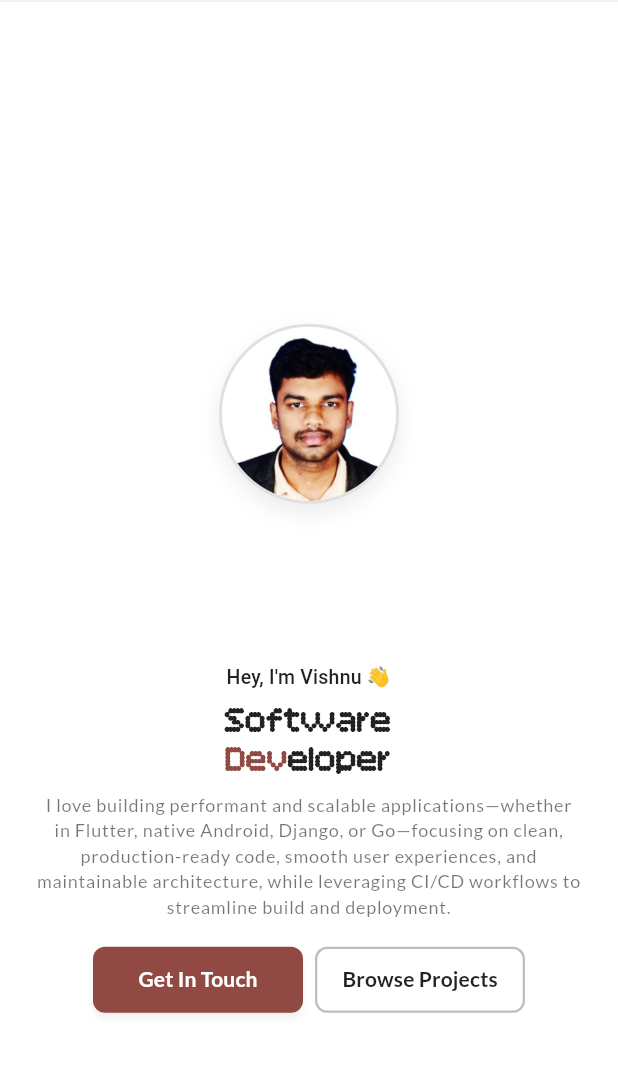
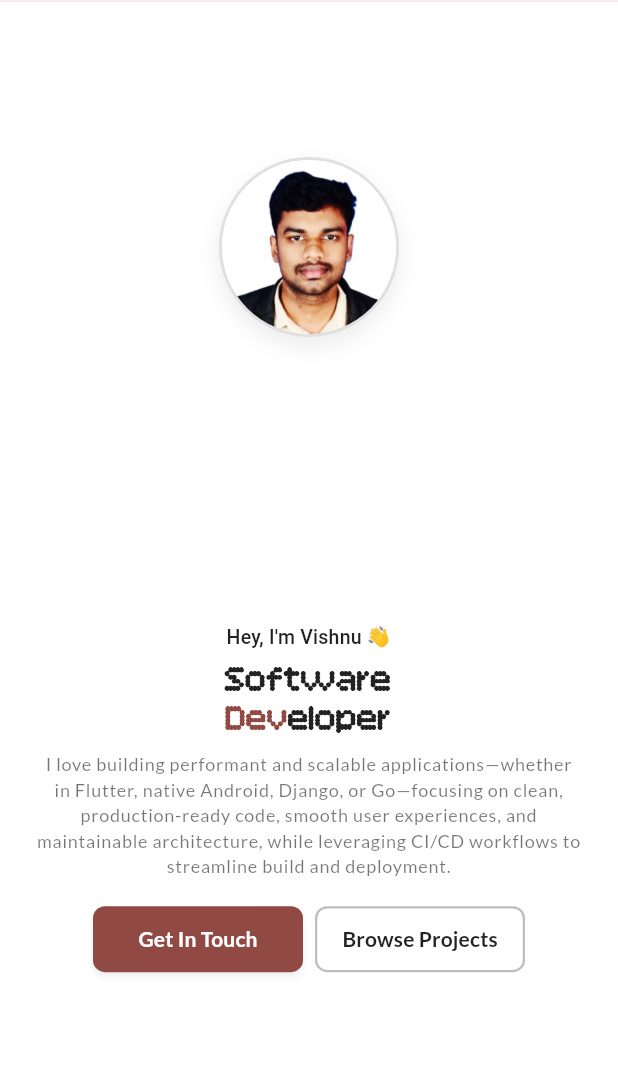
Before and after one commit to vishnusukumar14/portfolio, a Flutter app: the screen it shows after launch, on a phone screen of 412 x 824 dp, the part 106-1182 px from its top. Run offline on Flutter 3.47's test engine with Material 3 defaults, Android fonts, the light colour scheme and no system bars; our stand-ins replace cloud_firestore, firebase_core, flutter_svg, google_fonts, web; accounts and stored records are empty; generated files the repository leaves out were written again; network calls fail; Roboto replaces fonts that are missing (Arvo).

Commit message:
Fix unnecessary scrollview, overflows in Hero section

```diff
--- a/lib/pages/home/sections/hero_section.dart
+++ b/lib/pages/home/sections/hero_section.dart
@@ -102,9 +102,7 @@ class HeroSectionWidget extends StatelessWidget {
           ),
         );
 
-        Widget textContent = Expanded(
-          child: SingleChildScrollView(
-            child: Column(
+        Widget textContent = Column(
           crossAxisAlignment: isMobile
               ? CrossAxisAlignment.center
               : CrossAxisAlignment.start,
@@ -251,14 +249,10 @@ class HeroSectionWidget extends StatelessWidget {
                               states,
                             ) {
                               if (states.contains(WidgetState.hovered)) {
-                                    return primaryTextColor.withValues(
-                                      alpha: 0.05,
-                                    );
+                                return primaryTextColor.withValues(alpha: 0.05);
                               }
                               if (states.contains(WidgetState.pressed)) {
-                                    return primaryTextColor.withValues(
-                                      alpha: 0.1,
-                                    );
+                                return primaryTextColor.withValues(alpha: 0.1);
                               }
                               return null;
                             }),
@@ -294,48 +288,44 @@ class HeroSectionWidget extends StatelessWidget {
               ),
             ),
           ],
-            ),
-          ),
         );
 
         return Container(
           color: backgroundColor,
           width: double.infinity,
+          height: MediaQuery.of(context).size.height - 56,
           padding: EdgeInsets.symmetric(
             vertical: isMobile ? 16 : 24,
             horizontal: isMobile ? 16 : 24,
           ),
           child: Center(
-            child: ConstrainedBox(
+            child: isMobile
+                ? ConstrainedBox(
                     constraints: BoxConstraints(
-                maxWidth: isMobile ? constraints.maxWidth : 1200,
-                maxHeight: availableHeight - (isMobile ? 56 : 48),
+                      maxWidth: constraints.maxWidth,
+                      minHeight: MediaQuery.of(context).size.height - 56,
                     ),
-              child: isMobile
-                  ? Column(
-                      mainAxisAlignment: MainAxisAlignment.center,
+                    child: Column(
+                      mainAxisAlignment: MainAxisAlignment.spaceEvenly,
                       crossAxisAlignment: CrossAxisAlignment.center,
                       children: [
-                        // Profile image with better spacing
-                        Flexible(
-                          flex: 2,
-                          child: Container(
-                            alignment: Alignment.center,
-                            child: profileImage,
+                        profileImage,
+                        const SizedBox(height: 16),
+                        // const Spacer(),
+                        Padding(
+                          padding: const EdgeInsets.only(bottom: 16),
+                          child: textContent,
                         ),
+                      ],
                     ),
-                        SizedBox(height: 16),
-                        // Text content with better spacing
-                        Flexible(flex: 3, child: textContent),
-                      ],
                   )
-                  : Row(
+                : ConstrainedBox(
+                    constraints: const BoxConstraints(maxWidth: 1200),
+                    child: Row(
                       crossAxisAlignment: CrossAxisAlignment.center,
                       children: [
-                        // Text content on left
-                        textContent,
-                        SizedBox(width: 24),
-                        // Profile image on right
+                        Expanded(child: textContent),
+                        const SizedBox(width: 24),
                         Flexible(
                           child: Container(
                             alignment: Alignment.center,
```
Lines whose indentation alone changed are shown as unchanged.
